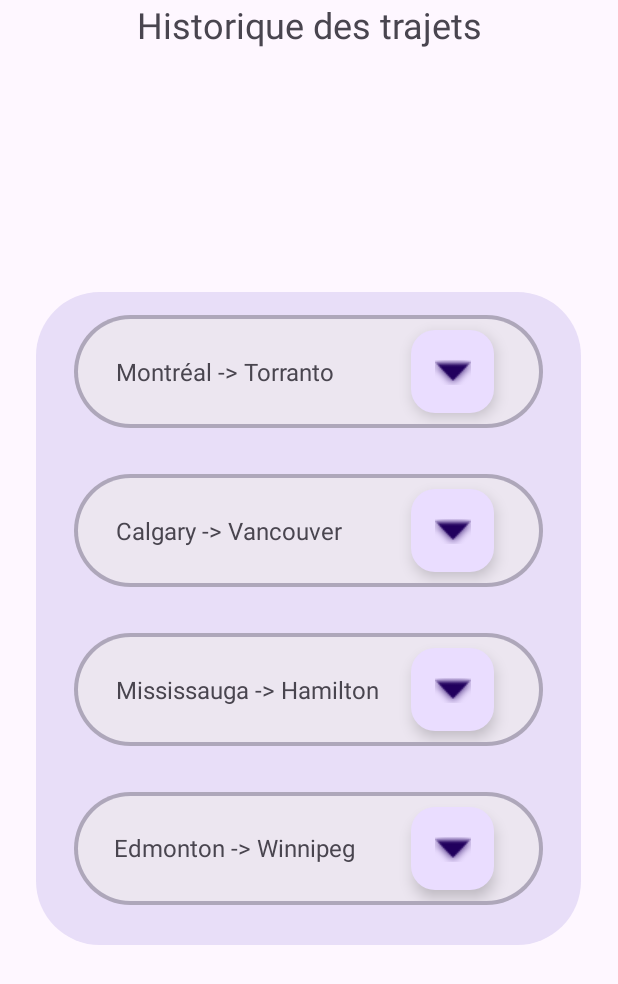
After one commit to AimenDje/ApplicationCovoiturage, an Android app: the fragment HistoriqueFragment shown on its own in the app's theme, on a phone screen of 412 x 824 dp. The commit adds this screen. Shown: the top 984 px of the screen. Run offline under Robolectric (Android 15) with nearby library versions, the phone set to English and light mode, and no system bars.

Commit message:
Création des fragment_historique et fragment_montreal_toronto avec HistoriqueActivity et MessageieActivity pour la redirection des pages

```diff
--- /dev/null
+++ b/app/src/main/java/com/donovanSergeAimenHatim/uniroute/ecrans/historique/HistoriqueFragment.kt
@@ -0,0 +1,65 @@
+package com.donovanSergeAimenHatim.uniroute.ecrans.historique
+
+import android.os.Bundle
+import androidx.fragment.app.Fragment
+import android.view.LayoutInflater
+import android.view.View
+import android.view.ViewGroup
+import com.donovanSergeAimenHatim.uniroute.R
+import com.google.android.material.textfield.MaterialAutoCompleteTextView
+
+
+
+
+// TODO: Rename parameter arguments, choose names that match
+// the fragment initialization parameters, e.g. ARG_ITEM_NUMBER
+private const val ARG_PARAM1 = "param1"
+private const val ARG_PARAM2 = "param2"
+
+/**
+ * A simple [Fragment] subclass.
+ * Use the [HistoriqueFragment.newInstance] factory method to
+ * create an instance of this fragment.
+ */
+class HistoriqueFragment : Fragment() {
+    // TODO: Rename and change types of parameters
+    private var param1: String? = null
+    private var param2: String? = null
+
+    override fun onCreate(savedInstanceState: Bundle?) {
+        super.onCreate(savedInstanceState)
+        arguments?.let {
+            param1 = it.getString(ARG_PARAM1)
+            param2 = it.getString(ARG_PARAM2)
+        }
+    }
+
+    override fun onCreateView(
+        inflater: LayoutInflater, container: ViewGroup?,
+        savedInstanceState: Bundle?
+    ): View? {
+        // Inflate the layout for this fragment
+        return inflater.inflate(R.layout.fragment_historique, container, false)
+    }
+
+
+    companion object {
+        /**
+         * Use this factory method to create a new instance of
+         * this fragment using the provided parameters.
+         *
+         * @param param1 Parameter 1.
+         * @param param2 Parameter 2.
+         * @return A new instance of fragment HistoriqueFragment.
+         */
+        // TODO: Rename and change types and number of parameters
+        @JvmStatic
+        fun newInstance(param1: String, param2: String) =
+            HistoriqueFragment().apply {
+                arguments = Bundle().apply {
+                    putString(ARG_PARAM1, param1)
+                    putString(ARG_PARAM2, param2)
+                }
+            }
+    }
+}
--- /dev/null
+++ b/app/src/main/res/layout/fragment_historique.xml
@@ -0,0 +1,172 @@
+<?xml version="1.0" encoding="utf-8"?>
+<androidx.constraintlayout.widget.ConstraintLayout
+        xmlns:android="http://schemas.android.com/apk/res/android"
+        xmlns:app="http://schemas.android.com/apk/res-auto"
+        xmlns:tools="http://schemas.android.com/tools"
+        android:id="@+id/historiquesTrjLayout"
+        android:layout_width="match_parent"
+        android:layout_height="match_parent"
+        app:layoutDescription="@xml/activity_main_scene"
+        tools:context=".ecrans.historique.HistoriqueFragment">
+
+
+    <TextView
+        android:id="@+id/h_trajets"
+        android:layout_width="wrap_content"
+        android:layout_height="wrap_content"
+        android:text="Historique des trajets"
+        android:textSize="24sp"
+        app:layout_constraintEnd_toEndOf="parent"
+        app:layout_constraintStart_toStartOf="parent"
+        tools:layout_editor_absoluteY="80dp" />
+
+    <LinearLayout
+        android:id="@+id/containerTrajet"
+        android:layout_width="363dp"
+        android:layout_height="435dp"
+        android:layout_marginStart="24dp"
+        android:layout_marginEnd="24dp"
+        android:background="@drawable/round_icon_background"
+        android:orientation="vertical"
+        app:layout_constraintBottom_toBottomOf="parent"
+        app:layout_constraintEnd_toEndOf="parent"
+        app:layout_constraintHorizontal_bias="0.0"
+        app:layout_constraintStart_toStartOf="parent"
+        app:layout_constraintTop_toTopOf="parent">
+
+        <androidx.constraintlayout.widget.ConstraintLayout
+            android:layout_width="match_parent"
+            android:layout_height="75dp"
+            android:layout_marginHorizontal="25dp"
+            android:layout_marginVertical="15dp"
+            android:background="@drawable/rounded_rectangle">
+
+            <TextView
+                android:id="@+id/textView1"
+                android:layout_width="wrap_content"
+                android:layout_height="wrap_content"
+                android:layout_marginStart="25dp"
+                android:text="Montréal -> Torranto"
+                android:textSize="16sp"
+                app:layout_constraintBottom_toBottomOf="parent"
+                app:layout_constraintStart_toStartOf="parent"
+                app:layout_constraintTop_toTopOf="parent" />
+
+            <com.google.android.material.floatingactionbutton.FloatingActionButton
+                android:id="@+id/trajet1"
+                android:layout_width="60dp"
+                android:layout_height="55dp"
+                android:layout_marginTop="20dp"
+                android:layout_marginEnd="30dp"
+                android:layout_marginBottom="20dp"
+                android:clickable="true"
+                android:src="@android:drawable/arrow_down_float"
+                app:layout_constraintBottom_toBottomOf="parent"
+                app:layout_constraintEnd_toEndOf="parent"
+                app:layout_constraintTop_toTopOf="parent" />
+        </androidx.constraintlayout.widget.ConstraintLayout>
+
+        <androidx.constraintlayout.widget.ConstraintLayout
+            android:layout_width="match_parent"
+            android:layout_height="75dp"
+            android:layout_marginHorizontal="25dp"
+            android:layout_marginVertical="15dp"
+            android:background="@drawable/rounded_rectangle">
+
+            <TextView
+                android:id="@+id/textView2"
+                android:layout_width="wrap_content"
+                android:layout_height="wrap_content"
+                android:layout_marginStart="25dp"
+                android:text="Calgary -> Vancouver"
+                android:textSize="16sp"
+                app:layout_constraintBottom_toBottomOf="parent"
+                app:layout_constraintStart_toStartOf="parent"
+                app:layout_constraintTop_toTopOf="parent" />
+
+            <com.google.android.material.floatingactionbutton.FloatingActionButton
+                android:id="@+id/trajet2"
+                android:layout_width="60dp"
+                android:layout_height="55dp"
+                android:layout_marginTop="20dp"
+                android:layout_marginEnd="30dp"
+                android:layout_marginBottom="20dp"
+                android:clickable="true"
+                android:src="@android:drawable/arrow_down_float"
+                app:layout_constraintBottom_toBottomOf="parent"
+                app:layout_constraintEnd_toEndOf="parent"
+                app:layout_constraintTop_toTopOf="parent" />
+
+        </androidx.constraintlayout.widget.ConstraintLayout>
+
+        <androidx.constraintlayout.widget.ConstraintLayout
+            android:layout_width="match_parent"
+            android:layout_height="75dp"
+            android:layout_marginHorizontal="25dp"
+            android:layout_marginVertical="15dp"
+            android:background="@drawable/rounded_rectangle">
+
+            <TextView
+                android:id="@+id/textView3"
+                android:layout_width="wrap_content"
+                android:layout_height="wrap_content"
+                android:layout_marginStart="25dp"
+                android:text="Mississauga -> Hamilton"
+                android:textSize="16sp"
+                app:layout_constraintBottom_toBottomOf="parent"
+                app:layout_constraintStart_toStartOf="parent"
+                app:layout_constraintTop_toTopOf="parent" />
+
+            <com.google.android.material.floatingactionbutton.FloatingActionButton
+                android:id="@+id/trajet3"
+                android:layout_width="60dp"
+                android:layout_height="55dp"
+                android:layout_marginTop="20dp"
+                android:layout_marginEnd="30dp"
+                android:layout_marginBottom="20dp"
+                android:clickable="true"
+                android:src="@android:drawable/arrow_down_float"
+                app:layout_constraintBottom_toBottomOf="parent"
+                app:layout_constraintEnd_toEndOf="parent"
+                app:layout_constraintTop_toTopOf="parent" />
+
+        </androidx.constraintlayout.widget.ConstraintLayout>
+
+        <androidx.constraintlayout.widget.ConstraintLayout
+            android:layout_width="match_parent"
+            android:layout_height="75dp"
+            android:layout_marginHorizontal="25dp"
+            android:layout_marginVertical="15dp"
+            android:background="@drawable/rounded_rectangle">
+
+            <TextView
+                android:id="@+id/textView4"
+                android:layout_width="wrap_content"
+                android:layout_height="wrap_content"
+                android:layout_marginStart="24dp"
+                android:text="Edmonton -> Winnipeg"
+                android:textSize="16sp"
+                app:layout_constraintBottom_toBottomOf="parent"
+                app:layout_constraintStart_toStartOf="parent"
+                app:layout_constraintTop_toTopOf="parent"
+                app:layout_constraintVertical_bias="0.49" />
+
+            <com.google.android.material.floatingactionbutton.FloatingActionButton
+                android:id="@+id/trajet4"
+                android:layout_width="60dp"
+                android:layout_height="55dp"
+                android:layout_marginTop="20dp"
+                android:layout_marginEnd="30dp"
+                android:layout_marginBottom="20dp"
+                android:clickable="true"
+                android:src="@android:drawable/arrow_down_float"
+                app:layout_constraintBottom_toBottomOf="parent"
+                app:layout_constraintEnd_toEndOf="parent"
+                app:layout_constraintTop_toTopOf="parent" />
+
+        </androidx.constraintlayout.widget.ConstraintLayout>
+
+
+    </LinearLayout>
+
+</androidx.constraintlayout.widget.ConstraintLayout>
```
Also changed, not shown: app/src/main/java/com/donovanSergeAimenHatim/uniroute/HistoriqueActivity.kt (added, +23 -0 lines), app/src/main/java/com/donovanSergeAimenHatim/uniroute/MessagerieActivity.kt (added, +23 -0 lines), app/src/main/java/com/donovanSergeAimenHatim/uniroute/ecrans/historique/MontrealTorontoFragment.kt (added, +60 -0 lines), app/src/main/res/layout/fragment_messagerie.xml (+16 -10 lines), app/src/main/res/layout/fragment_montreal_toronto.xml (added, +145 -0 lines).
